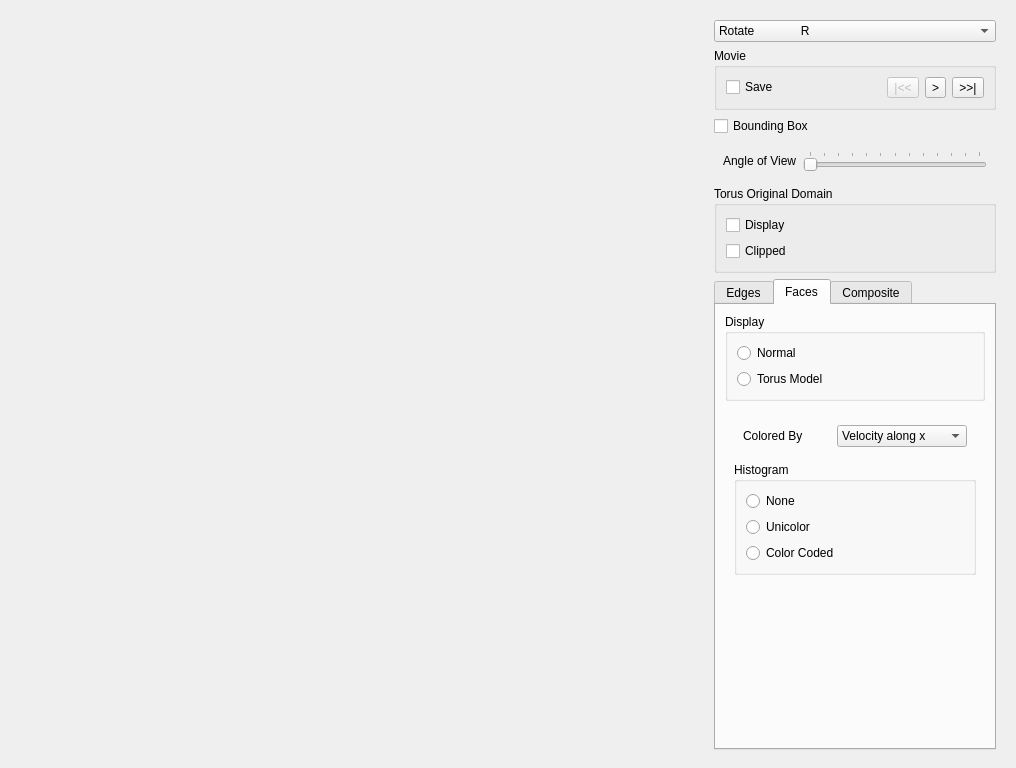
Old version of the form Window.ui in the repository danlipsa/foamvis.
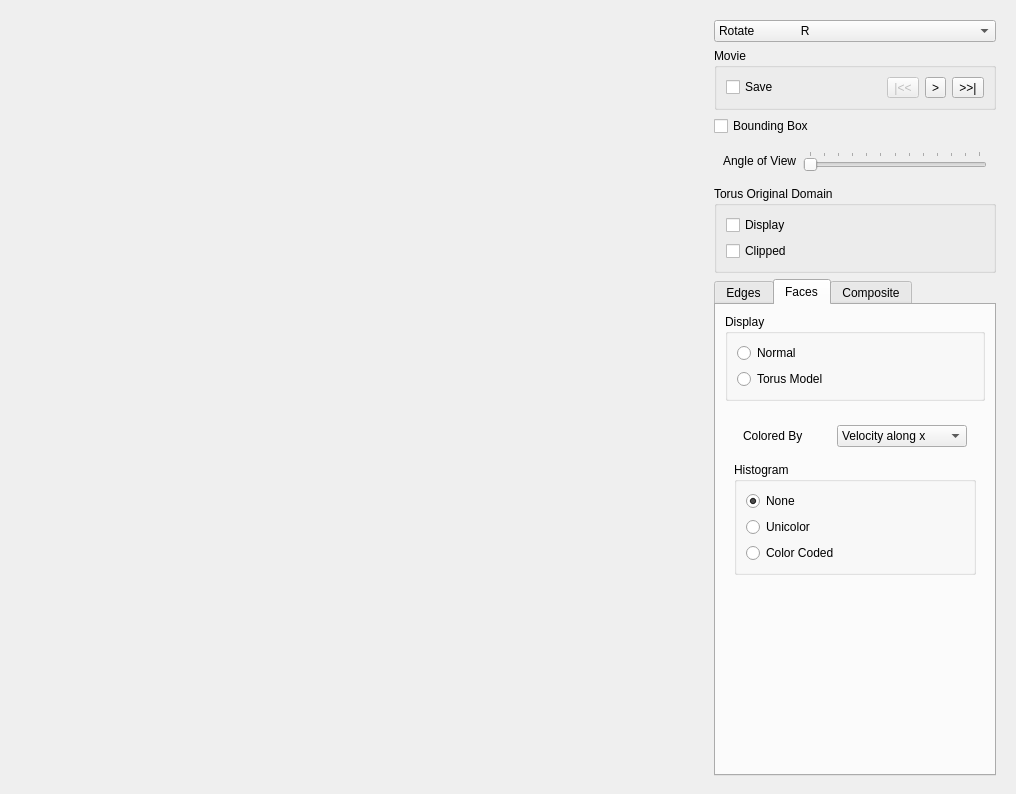
New version of the form. The open tabs and pages were chosen to show the change. Custom widgets are drawn as their Qt base class.

Diff of the .ui file:
```diff
--- a/Window.ui
+++ b/Window.ui
@@ -7,7 +7,7 @@
     <x>0</x>
     <y>0</y>
     <width>1016</width>
-    <height>742</height>
+    <height>794</height>
    </rect>
   </property>
   <property name="sizePolicy">
@@ -547,6 +547,9 @@
                       <property name="text">
                        <string>None</string>
                       </property>
+                      <property name="checked">
+                       <bool>true</bool>
+                      </property>
                       <attribute name="buttonGroup">
                        <string>buttonGroupFacesHistogram</string>
                       </attribute>
```
Left out of the diff: 115 changed lines with no effect on the pictures.
